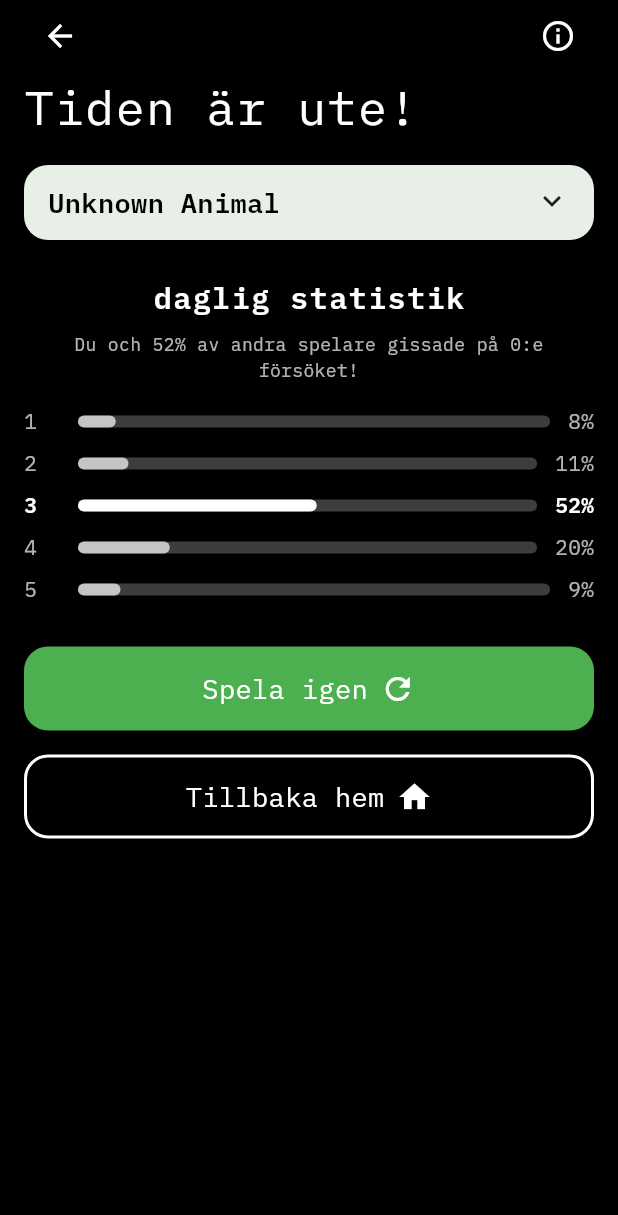
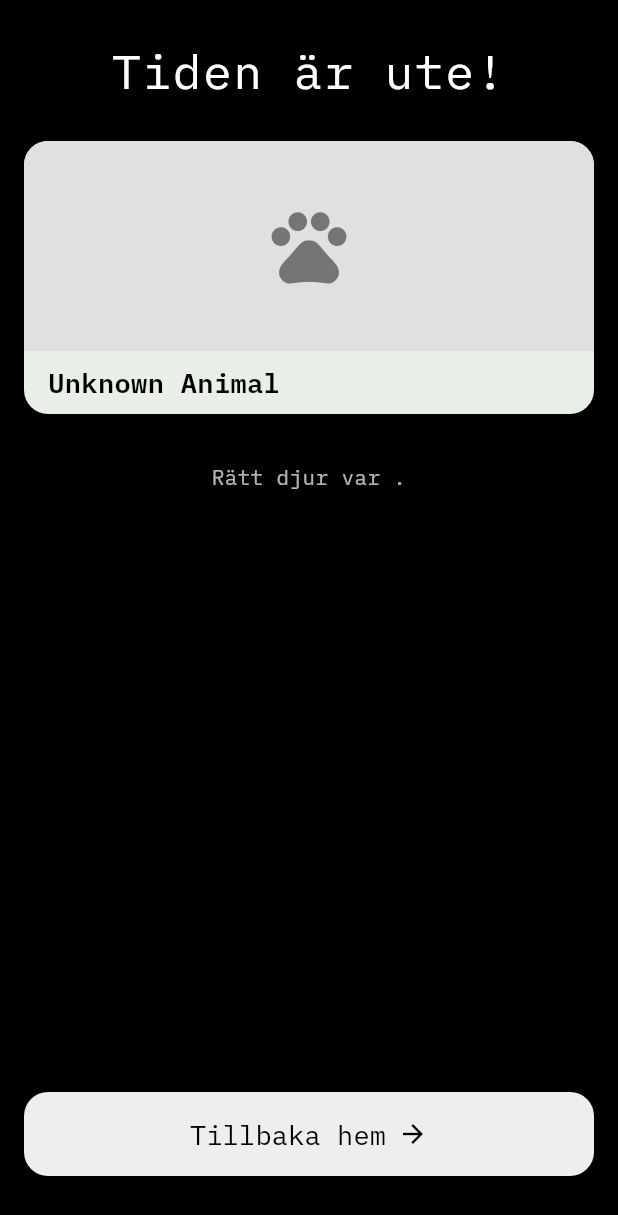
Before and after one commit to nadinelindenmalmberg/wildguess, a Flutter app: the QuizResultScreen screen opened directly with empty values, on a phone screen of 412 x 824 dp. Shown: the top 1215 px of the screen. Run offline on Flutter 3.47's test engine with Material 3 defaults, Android fonts, the phone set to English and light mode, and no system bars; our stand-ins replace google_fonts; network calls fail.

Commit message:
Uppdaterad quiz_result_screen

```diff
--- a/lib/screens/quiz_result_screen.dart
+++ b/lib/screens/quiz_result_screen.dart
@@ -3,13 +3,14 @@ import 'package:google_fonts/google_fonts.dart';
 import '../models/animal_data.dart';
 import 'home_screen.dart';
 import 'quiz_screen.dart';
+// Removed QuizScreen import as it's not needed for navigation from here
 
 class QuizResultScreen extends StatelessWidget {
   final AnimalData animal;
   final bool isEnglish;
   final bool isCorrect;
-  final int questionIndex;
-  final int totalQuestions;
+  final int questionIndex; // The attempt number
+  final int totalQuestions; // Still available if needed later
 
   const QuizResultScreen({
     super.key,
@@ -22,233 +23,105 @@ class QuizResultScreen extends StatelessWidget {
 
   @override
   Widget build(BuildContext context) {
+    // Determine the result text based on correctness and language
+    String resultTitle;
+    String resultMessage = ''; // Message about the attempt number
+
+    if (isCorrect) {
+      resultTitle = isEnglish ? 'You are correct!' : 'Du har rätt!';
+      resultMessage = isEnglish
+          ? 'You guessed correctly on attempt $questionIndex!'
+          : 'Du gissade rätt på försök $questionIndex!';
+    } else {
+      // Assuming 'Time's up!' means they ran out of attempts or similar
+      resultTitle = isEnglish ? 'Time\'s up!' : 'Tiden är ute!';
+      // Or provide a message indicating they didn't guess correctly
+      resultMessage = isEnglish
+          ? 'The correct animal was ${animal.name}.'
+          : 'Rätt djur var ${animal.name}.';
+    }
+
     return Scaffold(
-      backgroundColor: Colors.black,
+      backgroundColor: Colors.black, // Dark background like the image
       body: Container(
         color: Colors.black,
         child: SafeArea(
-          child: SingleChildScrollView(
-            padding: const EdgeInsets.symmetric(horizontal: 16),
+          child: Padding( // Use Padding instead of SingleChildScrollView if content fits
+            padding: const EdgeInsets.symmetric(horizontal: 16, vertical: 24), // Added vertical padding
             child: Column(
-              crossAxisAlignment: CrossAxisAlignment.start,
+              crossAxisAlignment: CrossAxisAlignment.center, // Center content horizontally
               children: [
-                // Header
-                Row(
-                  children: [
-                    IconButton(
-                      icon: const Icon(Icons.arrow_back),
-                      color: Colors.white,
-                      onPressed: () => Navigator.pop(context),
-                    ),
-                    const Spacer(),
-                    IconButton(
-                      icon: const Icon(Icons.info_outline),
-                      color: Colors.white,
-                      onPressed: () {},
-                    ),
-                  ],
-                ),
-
-                // Result title
+                // --- Result Title ---
                 Text(
-                  isCorrect
-                      ? (isEnglish ? 'You are correct!' : 'Du har rätt!')
-                      : (isEnglish ? 'Time\'s up!' : 'Tiden är ute!'),
+                  resultTitle,
                   style: GoogleFonts.ibmPlexMono(
-                    fontSize: 32,
+                    fontSize: 32, // Kept original size
                     fontWeight: FontWeight.w400,
                     color: Colors.white,
                     letterSpacing: 1.0,
                   ),
+                  textAlign: TextAlign.center,
                 ),
-                const SizedBox(height: 16),
+                const SizedBox(height: 24), // Increased spacing
 
-                // Animal card
-                Container(
-                  decoration: BoxDecoration(
-                    color: const Color(0xFFE7EFE7),
+                // --- Animal Card (Now Stateful) ---
+                _ExpandableAnimalCard(
+                  animal: animal,
+                  isEnglish: isEnglish,
+                ),
+                const SizedBox(height: 32), // Increased spacing
+
+                // --- Statistics Replacement Text ---
+                if (resultMessage.isNotEmpty) // Show message only if defined
+                  Text(
+                    resultMessage,
+                    style: GoogleFonts.ibmPlexMono(
+                      color: Colors.white70,
+                      fontSize: 14, // Adjusted size
+                    ),
+                    textAlign: TextAlign.center,
+                  ),
+
+                const Spacer(), // Pushes the button to the bottom
+
+                // --- Action Button (Modified) ---
+                SizedBox( // Ensure button takes reasonable width
+                  width: double.infinity, // Make button wider
+                  height: 56,
+                  child: ElevatedButton( // Changed to ElevatedButton for style
+                    style: ElevatedButton.styleFrom(
+                      backgroundColor: Colors.grey[200], // Light background like image
+                      foregroundColor: Colors.black, // Black text like image
+                      shape: RoundedRectangleBorder(
                         borderRadius: BorderRadius.circular(16),
                       ),
-                  clipBehavior: Clip.antiAlias,
-                  child: Column(
-                    crossAxisAlignment: CrossAxisAlignment.start,
-                    children: [
-                      Padding(
-                        padding: const EdgeInsets.symmetric(horizontal: 16, vertical: 12),
-                        child: Row(
-                          crossAxisAlignment: CrossAxisAlignment.start,
-                          children: [
-                            Expanded(
-                              child: Column(
-                                crossAxisAlignment: CrossAxisAlignment.start,
-                                children: [
-                                  Text(
-                                    animal.name.isNotEmpty ? animal.name : 'Unknown Animal',
-                                    style: GoogleFonts.ibmPlexMono(
-                                      fontSize: 18,
-                                      fontWeight: FontWeight.w600,
-                                      color: Colors.black,
                     ),
-                                  ),
-                                  if (animal.scientificName.isNotEmpty) ...[
-                                    const SizedBox(height: 2),
-                                    Text(
-                                      animal.scientificName,
-                                      style: GoogleFonts.ibmPlexMono(
-                                        fontSize: 13,
-                                        color: Colors.black87,
-                                      ),
-                                    ),
-                                  ],
-                                ],
-                              ),
-                            ),
-                            const Icon(Icons.expand_more, color: Colors.black87),
-                          ],
-                        ),
-                      ),
-                      if (animal.description.isNotEmpty) ...[
-                        const Divider(height: 1, color: Colors.black12),
-                        Padding(
-                          padding: const EdgeInsets.all(16),
-                          child: Text(
-                            animal.description,
-                            style: GoogleFonts.ibmPlexMono(
-                              fontSize: 14,
-                              color: Colors.black87,
-                              height: 1.4,
-                            ),
-                          ),
-                        ),
-                      ],
-                    ],
-                  ),
-                ),
-                const SizedBox(height: 24),
-
-                // Statistics section
-                Center(
-                  child: Text(
-                    isEnglish ? 'daily statistics' : 'daglig statistik',
-                    style: GoogleFonts.ibmPlexMono(
-                      color: Colors.white,
-                      fontSize: 20,
-                      fontWeight: FontWeight.w600,
-                      letterSpacing: 1.0,
-                    ),
-                  ),
-                ),
-                const SizedBox(height: 8),
-                Center(
-                  child: Text(
-                    isEnglish
-                        ? "You and 52% of other players guessed on the ${questionIndex}rd try!"
-                        : "Du och 52% av andra spelare gissade på ${questionIndex}:e försöket!",
-                    textAlign: TextAlign.center,
-                    style: GoogleFonts.ibmPlexMono(color: Colors.white70, fontSize: 12),
-                  ),
-                ),
-                const SizedBox(height: 12),
-
-                // Statistics bars
-                _StatsRow(attempt: '1', percent: 8, isEnglish: isEnglish),
-                _StatsRow(attempt: '2', percent: 11, isEnglish: isEnglish),
-                _StatsRow(attempt: '3', percent: 52, highlight: true, isEnglish: isEnglish),
-                _StatsRow(attempt: '4', percent: 20, isEnglish: isEnglish),
-                _StatsRow(attempt: '5', percent: 9, isEnglish: isEnglish),
-                const SizedBox(height: 24),
-
-                // Action buttons
-                Align(
-                  alignment: Alignment.centerLeft,
-                  child: Material(
-                    color: Colors.transparent,
-                    child: InkWell(
-                      borderRadius: BorderRadius.circular(16),
-                      onTap: () {
-                        Navigator.of(context).push(
-                        MaterialPageRoute(
-                          builder: (_) => QuizScreen(
-                              animal: animal,
-                              isEnglish: isEnglish,
-                              questionIndex: 1,
-                              totalQuestions: totalQuestions,
-                            ),
-                          ),
-                        );
-                      },
-                      child: Container(
-                        height: 56,
-                        padding: const EdgeInsets.symmetric(horizontal: 24),
-                        decoration: BoxDecoration(
-                          color: Colors.green,
-                          borderRadius: BorderRadius.circular(16),
-                        ),
-                        alignment: Alignment.center,
-                        child: Row(
-                          mainAxisSize: MainAxisSize.min,
-                          children: [
-                            Text(
-                              isEnglish ? 'Play again' : 'Spela igen',
-                              style: GoogleFonts.ibmPlexMono(
-                                color: Colors.white,
-                                fontSize: 18,
-                                fontWeight: FontWeight.w400,
-                              ),
-                            ),
-                            const SizedBox(width: 8),
-                            const Icon(Icons.refresh, color: Colors.white),
-                          ],
-                        ),
-                      ),
-                    ),
-                  ),
-                ),
-                const SizedBox(height: 16),
-                Align(
-                  alignment: Alignment.centerLeft,
-                  child: Material(
-                    color: Colors.transparent,
-                    child: InkWell(
-                      borderRadius: BorderRadius.circular(16),
-                      onTap: () {
+                    onPressed: () {
                       Navigator.pushAndRemoveUntil(
                         context,
                         MaterialPageRoute(
                           builder: (context) => const HomeScreen(),
                         ),
-                          (route) => false,
+                        (route) => false, // Remove all previous routes
                       );
                     },
-                      child: Container(
-                        height: 56,
-                        padding: const EdgeInsets.symmetric(horizontal: 24),
-                        decoration: BoxDecoration(
-                          color: Colors.transparent,
-                          borderRadius: BorderRadius.circular(16),
-                          border: Border.all(color: Colors.white, width: 2),
-                        ),
-                        alignment: Alignment.center,
                     child: Row(
-                          mainAxisSize: MainAxisSize.min,
+                      mainAxisAlignment: MainAxisAlignment.center, // Center content
                       children: [
                         Text(
-                              isEnglish ? 'Back to home' : 'Tillbaka hem',
+                          isEnglish ? 'Back home' : 'Tillbaka hem', // Updated text
                           style: GoogleFonts.ibmPlexMono(
-                                color: Colors.white,
                             fontSize: 18,
-                                fontWeight: FontWeight.w400,
+                            fontWeight: FontWeight.w400, // Adjusted weight
                           ),
                         ),
                         const SizedBox(width: 8),
-                            const Icon(Icons.home, color: Colors.white),
+                        const Icon(Icons.arrow_forward, size: 20), // Arrow like image
                       ],
                     ),
                   ),
                 ),
-                  ),
-                ),
-                const SizedBox(height: 24),
+                 const SizedBox(height: 16), // Padding at the very bottom
               ],
             ),
           ),
@@ -258,67 +131,132 @@ class QuizResultScreen extends StatelessWidget {
   }
 }
 
-class _StatsRow extends StatelessWidget {
-  final String attempt;
-  final int percent;
-  final bool highlight;
+// ----------------------------------------------------------------------
+// _ExpandableAnimalCard (Stateful Widget for the Card)
+// ----------------------------------------------------------------------
+class _ExpandableAnimalCard extends StatefulWidget {
+  final AnimalData animal;
   final bool isEnglish;
 
-  const _StatsRow({
-    required this.attempt,
-    required this.percent,
-    this.highlight = false,
-    required this.isEnglish,
-  });
+  const _ExpandableAnimalCard({required this.animal, required this.isEnglish});
+
+  @override
+  State<_ExpandableAnimalCard> createState() => _ExpandableAnimalCardState();
+}
+
+class _ExpandableAnimalCardState extends State<_ExpandableAnimalCard> {
+  bool _isExpanded = false;
 
   @override
   Widget build(BuildContext context) {
-    return Padding(
-      padding: const EdgeInsets.symmetric(vertical: 4),
+    final animalName = widget.animal.name.isNotEmpty ? widget.animal.name : 'Unknown Animal';
+    final scientificName = widget.animal.scientificName;
+    final description = widget.animal.description;
+
+    return Container(
+      decoration: BoxDecoration(
+        color: const Color(0xFFE7EFE7), // Light background for the card
+        borderRadius: BorderRadius.circular(16),
+      ),
+      clipBehavior: Clip.antiAlias, // Ensures content respects border radius
+      child: Material(
+        color: Colors.transparent,
+        child: InkWell(
+          onTap: () {
+            // Only toggle if there is a description to show/hide
+            if (description.isNotEmpty) {
+               setState(() {
+                _isExpanded = !_isExpanded;
+              });
+            }
+          },
+          child: Column(
+            crossAxisAlignment: CrossAxisAlignment.start,
+            children: [
+              // --- Placeholder Image ---
+              Container(
+                height: 140, // Adjust height as needed
+                width: double.infinity,
+                color: Colors.grey[300], // Placeholder background color
+                child: Icon(
+                  Icons.pets, // Placeholder Icon
+                  size: 60,
+                  color: Colors.grey[600],
+                ),
+                // TODO: Replace with Image.network(widget.animal.imageUrl) when available
+              ),
+
+              // --- Animal Info Header (Always Visible) ---
+              Padding(
+                padding: const EdgeInsets.symmetric(horizontal: 16, vertical: 8),
                 child: Row(
+                  crossAxisAlignment: CrossAxisAlignment.start,
                   children: [
-          SizedBox(
-            width: 24,
+                    Expanded(
+                      child: Column(
+                        crossAxisAlignment: CrossAxisAlignment.start,
+                        children: [
+                          Text(
+                            animalName,
+                            style: GoogleFonts.ibmPlexMono(
+                              fontSize: 18,
+                              fontWeight: FontWeight.w600,
+                              color: Colors.black, // Black text on light card
+                            ),
+                          ),
+                          if (scientificName.isNotEmpty) ...[
+                            const SizedBox(height: 2),
+                            Text(
+                              scientificName,
+                              style: GoogleFonts.ibmPlexMono(
+                                fontSize: 13,
+                                color: Colors.black87, // Darker grey text
+                              ),
+                            ),
+                          ],
+                        ],
+                      ),
+                    ),
+                    // Show expand icon only if there's content to expand
+                    if (description.isNotEmpty)
+                      Icon(
+                         _isExpanded ? Icons.expand_less : Icons.expand_more,
+                         color: Colors.black87
+                      ),
+                  ],
+                ),
+              ),
+
+              // --- Collapsible Description Section ---
+              AnimatedSize(
+                duration: const Duration(milliseconds: 250), // Slightly faster animation
+                curve: Curves.easeInOut,
+                alignment: Alignment.topCenter,
+                child: _isExpanded && description.isNotEmpty
+                    ? Column( // Use Column to include Divider
+                        children: [
+                          const Divider(height: 1, color: Colors.black12),
+                          Padding(
+                            padding: const EdgeInsets.all(16),
                             child: Text(
-              attempt,
+                              description,
                               style: GoogleFonts.ibmPlexMono(
-                color: highlight ? Colors.white : Colors.white70,
                                 fontSize: 14,
-                fontWeight: highlight ? FontWeight.w600 : FontWeight.w400,
+                                color: Colors.black87,
+                                height: 1.4,
                               ),
                             ),
                           ),
-          const SizedBox(width: 12),
-          Expanded(
-            child: Container(
-              height: 8,
-              decoration: BoxDecoration(
-                color: Colors.white24,
-                borderRadius: BorderRadius.circular(4),
+                        ],
+                      )
+                    : const SizedBox.shrink(), // Collapsed state
               ),
-              child: FractionallySizedBox(
-                alignment: Alignment.centerLeft,
-                widthFactor: percent / 100,
-                child: Container(
-                  decoration: BoxDecoration(
-                    color: highlight ? Colors.white : Colors.white70,
-                    borderRadius: BorderRadius.circular(4),
+            ],
           ),
         ),
-              ),
-            ),
-          ),
-          const SizedBox(width: 12),
-          Text(
-            '$percent%',
-            style: GoogleFonts.ibmPlexMono(
-              color: highlight ? Colors.white : Colors.white70,
-              fontSize: 14,
-              fontWeight: highlight ? FontWeight.w600 : FontWeight.w400,
-            ),
-          ),
-        ],
       ),
     );
   }
 }
+
+// Removed _StatsRow class as it's no longer used
```
Lines whose indentation alone changed are shown as unchanged.
